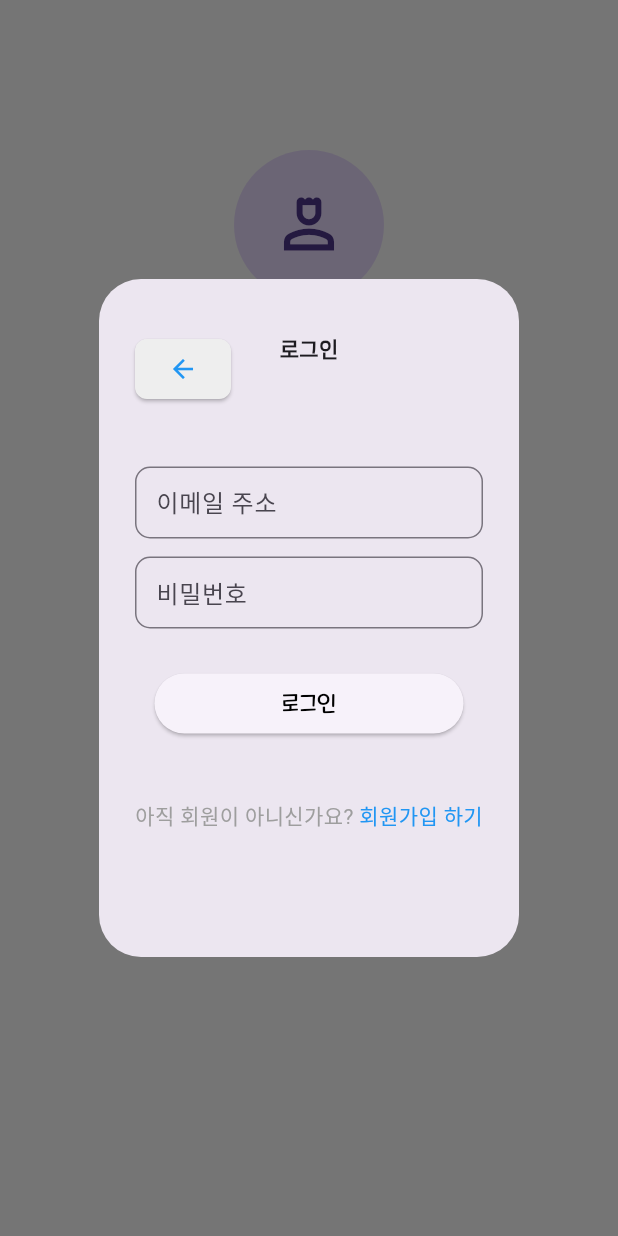
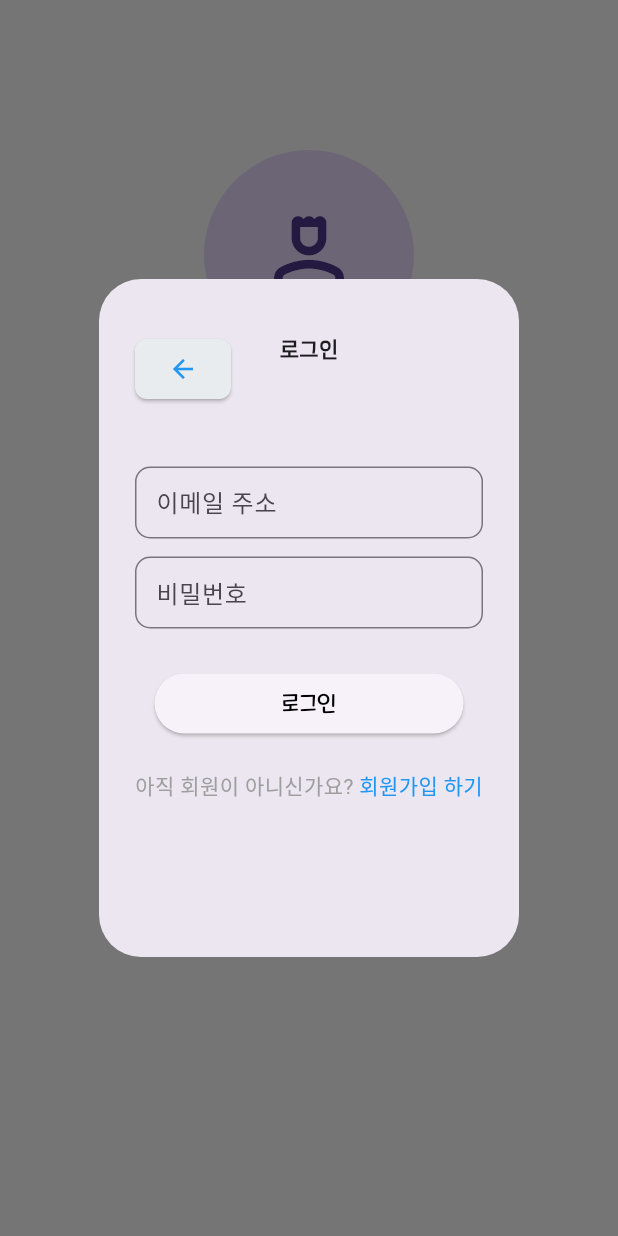
Before and after one commit to Park-yu-su/Flutter-board, a Flutter app: the MypageScreen screen opened directly, after a tap on "로그인 / 회원가입", on a phone screen of 412 x 824 dp. Run offline on Flutter 3.47's test engine with Material 3 defaults, Android fonts, the light colour scheme and no system bars; our stand-ins replace cloud_firestore, firebase_auth, firebase_core, firebase_storage, fluttertoast, go_router and 1 more; accounts and stored records are empty; statements that could not run were skipped.

Commit message:
update: 이미지 업로드 구현

```diff
--- a/lib/mypage.dart
+++ b/lib/mypage.dart
@@ -1,10 +1,11 @@
+//로그인 및 유저 정보 화면
+
 import 'package:flutter/material.dart';
 import 'package:firebase_auth/firebase_auth.dart';
 import 'package:go_router/go_router.dart';
-import 'package:fluttertoast/fluttertoast.dart';
+import 'package:provider/provider.dart';
 import 'toast_dialog.dart';
 import 'firestore.dart';
-import 'package:provider/provider.dart';
 import 'user_status.dart';
 
 class Mypage extends StatelessWidget {
@@ -38,8 +39,7 @@ class _MypageScreenState extends State<MypageScreen> {
   String password = '';
   String username = '';
 
-  String userImageUrl = '';
-  late FToast fToast;
+  String? userImageIcon = '';
 
   @override
   void initState() {
@@ -48,8 +48,6 @@ class _MypageScreenState extends State<MypageScreen> {
     password = '';
     username = '';
     loginCheck = false;
-    fToast = FToast();
-    fToast.init(context);
   }
 
   @override
@@ -57,6 +55,7 @@ class _MypageScreenState extends State<MypageScreen> {
     var userStatus = Provider.of<UserStatus>(context);
     loginCheck = userStatus.loginCheck;
     username = userStatus.username;
+    userImageIcon = userStatus.imageIcon;
 
     return Scaffold(
       backgroundColor: Colors.white,
@@ -69,19 +68,30 @@ class _MypageScreenState extends State<MypageScreen> {
               loginCheck
                   ? Column(
                       children: [
-                        CircleAvatar(
-                          radius: 50,
-                          backgroundImage: null,
-                          child: Icon(
-                            Icons.person_4_outlined,
-                            size: 50,
+                        GestureDetector(
+                          onTap: () {
+                            setState(() {
+                              getimageIcon();
+                            });
+                          },
+                          child: CircleAvatar(
+                            radius: 70,
+                            backgroundImage: userImageIcon != ""
+                                ? NetworkImage(userImageIcon!)
+                                : null,
+                            child: userImageIcon == ""
+                                ? const Icon(
+                                    Icons.person_4_outlined,
+                                    size: 70,
+                                  )
+                                : null,
                           ),
                         ),
                         const SizedBox(height: 20),
                         Text(
                           username,
                           style: const TextStyle(
-                              fontSize: 25,
+                              fontSize: 30,
                               color: Colors.black,
                               fontFamily: "MaplestoryBold"),
                         ),
@@ -107,18 +117,18 @@ class _MypageScreenState extends State<MypageScreen> {
                   : Column(
                       children: [
                         const CircleAvatar(
-                          radius: 50,
+                          radius: 70,
                           backgroundImage: null,
                           child: Icon(
                             Icons.person_4_outlined,
-                            size: 50,
+                            size: 70,
                           ),
                         ),
                         const SizedBox(height: 20),
                         const Text(
                           '로그인이 필요합니다',
                           style: TextStyle(
-                              fontSize: 20,
+                              fontSize: 30,
                               color: Colors.black,
                               fontFamily: "MaplestoryBold"),
                         ),
@@ -146,6 +156,21 @@ class _MypageScreenState extends State<MypageScreen> {
         ),
       ),
     );
+  }
+
+  void getimageIcon() async {
+    //임시 변수에 이미지 업로드 결과를 가져오기
+    String checkUrl = await pickAndUploadImage(email);
+
+    setState(() {
+      //만약 정상적으로 return이 된 경우에만 정보를 업데이트
+      if (checkUrl != "") {
+        userImageIcon = checkUrl;
+
+        var userStatus = Provider.of<UserStatus>(context, listen: false);
+        userStatus.updateImageIcon(userImageIcon!);
+      }
+    });
   }
 
   void register() async {
@@ -180,11 +205,16 @@ class _MypageScreenState extends State<MypageScreen> {
       //로그인 성공 시 해당 유저의 정보를 firestore에서 가져오기
       Map<String, dynamic>? _user = await getUserInfoFromFirestore(email);
       username = _user!['username'];
+      userImageIcon = _user['userIconImage'];
+      userImageIcon ??= "";
+
       setState(() {
         loginCheck = true;
         var userStatus = Provider.of<UserStatus>(context, listen: false);
         userStatus.updateUsername(username);
         userStatus.updateLoginStatus(loginCheck);
+        userStatus.updateEmail(email);
+        userStatus.updateImageIcon(userImageIcon!);
       });
       context.pop();
     } catch (e) {
@@ -198,9 +228,12 @@ class _MypageScreenState extends State<MypageScreen> {
       username = '';
       email = '';
       password = '';
+      userImageIcon = '';
       var userStatus = Provider.of<UserStatus>(context, listen: false);
-      userStatus.updateUsername(username);
-      userStatus.updateLoginStatus(loginCheck);
+      userStatus.updateUsername("");
+      userStatus.updateLoginStatus(false);
+      userStatus.updateEmail("");
+      userStatus.updateImageIcon("");
     });
   }
 
@@ -374,7 +407,8 @@ class _MypageScreenState extends State<MypageScreen> {
                               ),
                               fixedSize: const Size(20, 20),
                               padding: EdgeInsets.zero,
-                              backgroundColor: Colors.grey[200],
+                              backgroundColor:
+                                  const Color.fromRGBO(233, 236, 239, 50),
                             ),
                             child: const Icon(
                               Icons.arrow_back,
@@ -446,7 +480,7 @@ class _MypageScreenState extends State<MypageScreen> {
                             fontFamily: "MaplestoryLight"),
                       ),
                     ),
-                    const SizedBox(height: 40),
+                    const SizedBox(height: 20),
                     Center(
                       child: Row(
                         mainAxisAlignment: MainAxisAlignment.center,
--- a/lib/user_status.dart
+++ b/lib/user_status.dart
@@ -1,11 +1,17 @@
+//provider로 앱 전체에서 전역으로 다룰 수 있는 클래스
+
 import 'package:flutter/material.dart';
 
 class UserStatus with ChangeNotifier {
   bool _loginCheck = false;
   String _username = '';
+  String _email = '';
+  String _imageIcon = '';
 
   bool get loginCheck => _loginCheck;
   String get username => _username;
+  String get email => _email;
+  String get imageIcon => _imageIcon;
 
   void updateLoginStatus(bool status) {
     _loginCheck = status;
@@ -16,4 +22,14 @@ class UserStatus with ChangeNotifier {
     _username = name;
     notifyListeners();
   }
+
+  void updateEmail(String email) {
+    _email = email;
+    notifyListeners();
+  }
+
+  void updateImageIcon(String imageIcon) {
+    _imageIcon = imageIcon;
+    notifyListeners();
+  }
 }
```
Also changed, not shown: lib/firestore.dart (+51 -0 lines).
